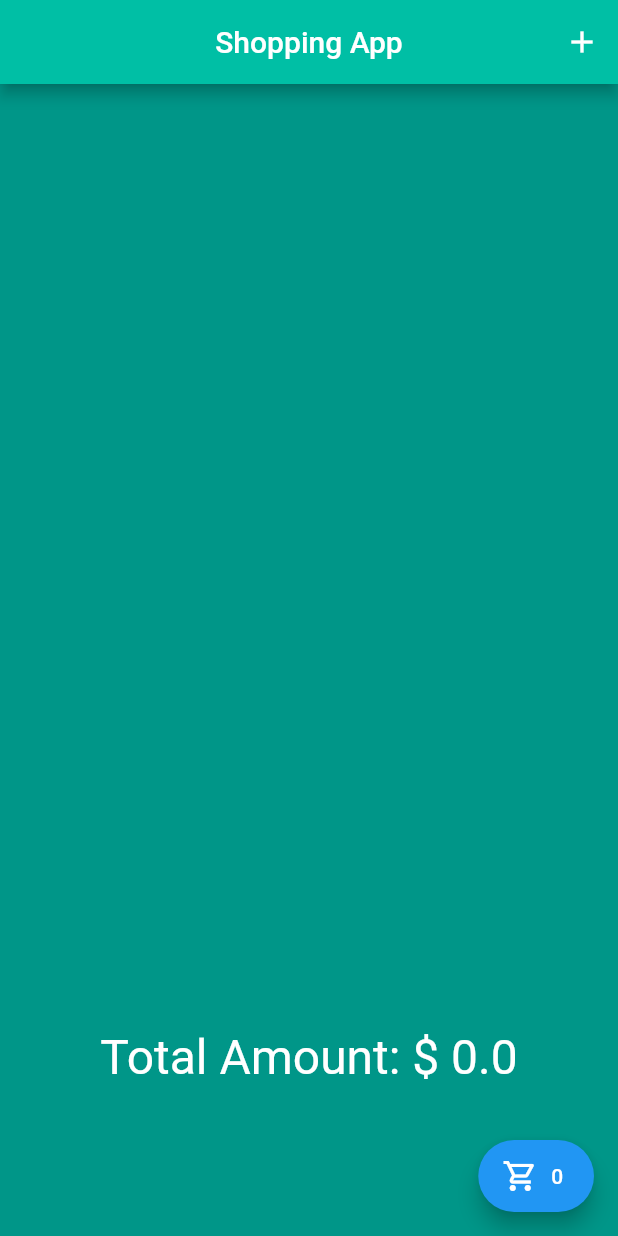
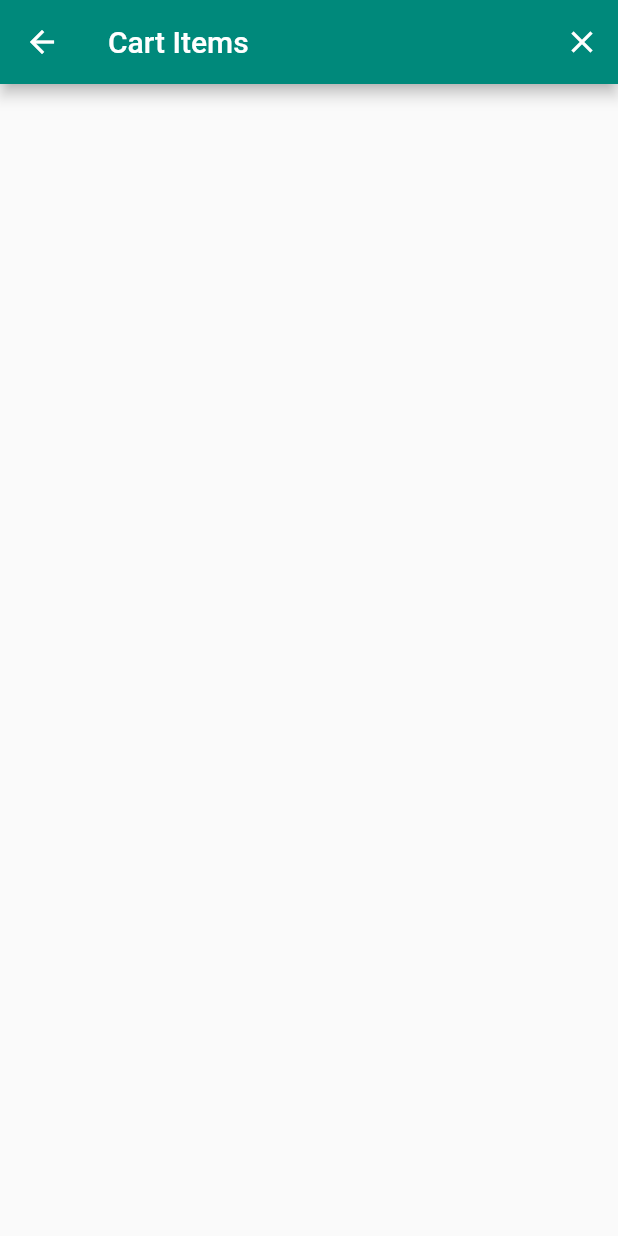
Before and after one commit to tomorrowbyte/getx-sqlite, a Flutter app: the screen it shows after launch, after a tap on an icon or button, on a phone screen of 412 x 824 dp. Run offline on Flutter 3.47's test engine with Material 2 defaults, Android fonts, the phone set to English and light mode, and no system bars; our stand-ins replace get, sqflite; accounts and stored records are empty.

Commit message:
add cart list

```diff
--- a/lib/controllers/cart_controller.dart
+++ b/lib/controllers/cart_controller.dart
@@ -27,4 +27,11 @@ class CartController extends GetxController {
         .deleteProduct(product.id, cart: true)
         .then((value) => {cartItems.remove(product)});
   }
+
+  void resetCart(){
+    cartItems.forEach((product) {
+      ProductDatabaseHelper.db.deleteProduct(product.id, cart: true);
+     });
+     cartItems.value = [];
+  }
 }
--- a/lib/utils/database_helper.dart
+++ b/lib/utils/database_helper.dart
@@ -16,6 +16,7 @@ class ProductDatabaseHelper {
   String colPrice = "price";
 
   ProductDatabaseHelper._createInstance();
+
   static final ProductDatabaseHelper db =
       ProductDatabaseHelper._createInstance();
 
--- /dev/null
+++ b/lib/views/cart_screen.dart
@@ -0,0 +1,58 @@
+import 'package:flutter/material.dart';
+import 'package:get/get.dart';
+import 'package:getx_sqflite/controllers/cart_controller.dart';
+
+class CartScreen extends StatelessWidget {
+  var cartController = Get.put(CartController());
+
+  @override
+  Widget build(BuildContext context) {
+    return SafeArea(
+      child: Scaffold(
+        appBar: AppBar(
+          title: Text(
+            "Cart Items",
+          ),
+          actions: [
+            IconButton(
+              icon: Icon(Icons.clear),
+              onPressed: () {
+                cartController.resetCart();
+              },
+            )
+          ],
+        ),
+        body: GetX<CartController>(
+          init: CartController(),
+          // initState: (_) {},
+          builder: (controller) {
+            return ListView.builder(
+              itemCount: controller.cartItems.length,
+              itemBuilder: (context, i) {
+                var product = controller.cartItems[i];
+                return Dismissible(
+                  background: Container(
+                    decoration: BoxDecoration(color: Colors.blue.shade700),
+                  ),
+                  key: Key(i.toString()),
+                  direction: DismissDirection.startToEnd,
+                  onDismissed: (direction) {
+                    print(direction);
+                    controller.removeFromCart(product);
+                    Get.snackbar("${product.productName.toUpperCase()} Deleted", "");
+                  },
+                  child: ListTile(
+                    leading: Icon(Icons.card_travel),
+                    title: Text(product.productName),
+                    subtitle: Text(product.productDescription),
+                    trailing: Text(product.price.toString()),
+                  ),
+                );
+              },
+            );
+          },
+        ),
+      ),
+    );
+  }
+}
--- a/lib/views/shopping_page.dart
+++ b/lib/views/shopping_page.dart
@@ -3,6 +3,7 @@ import 'package:get/get.dart';
 import 'package:getx_sqflite/controllers/cart_controller.dart';
 import 'package:getx_sqflite/controllers/product_controller.dart';
 import 'package:getx_sqflite/views/add_product.dart';
+import 'package:getx_sqflite/views/cart_screen.dart';
 
 class ShoppingPage extends StatelessWidget {
   @override
@@ -123,7 +124,7 @@ class ShoppingPage extends StatelessWidget {
           builder: (controller) {
             return FloatingActionButton.extended(
               onPressed: () {
-                print("FAB Pressed");
+                Get.to(CartScreen());
               },
               label: Text(controller.count.toString()),
               icon: Icon(Icons.shopping_cart_outlined),
```
